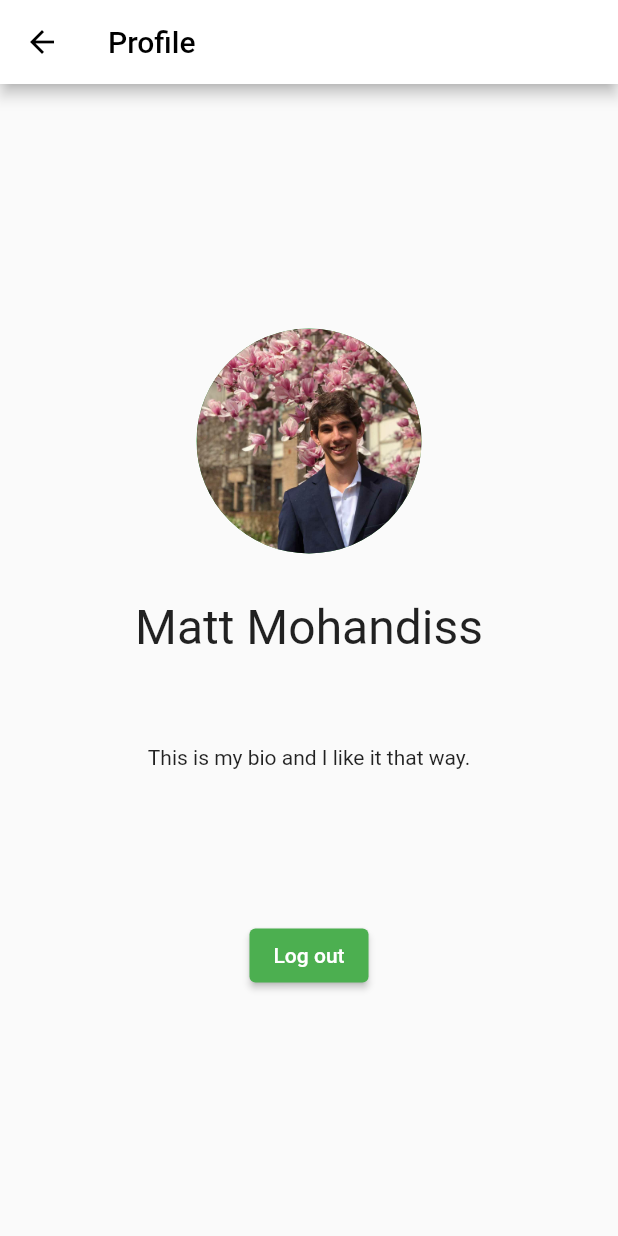
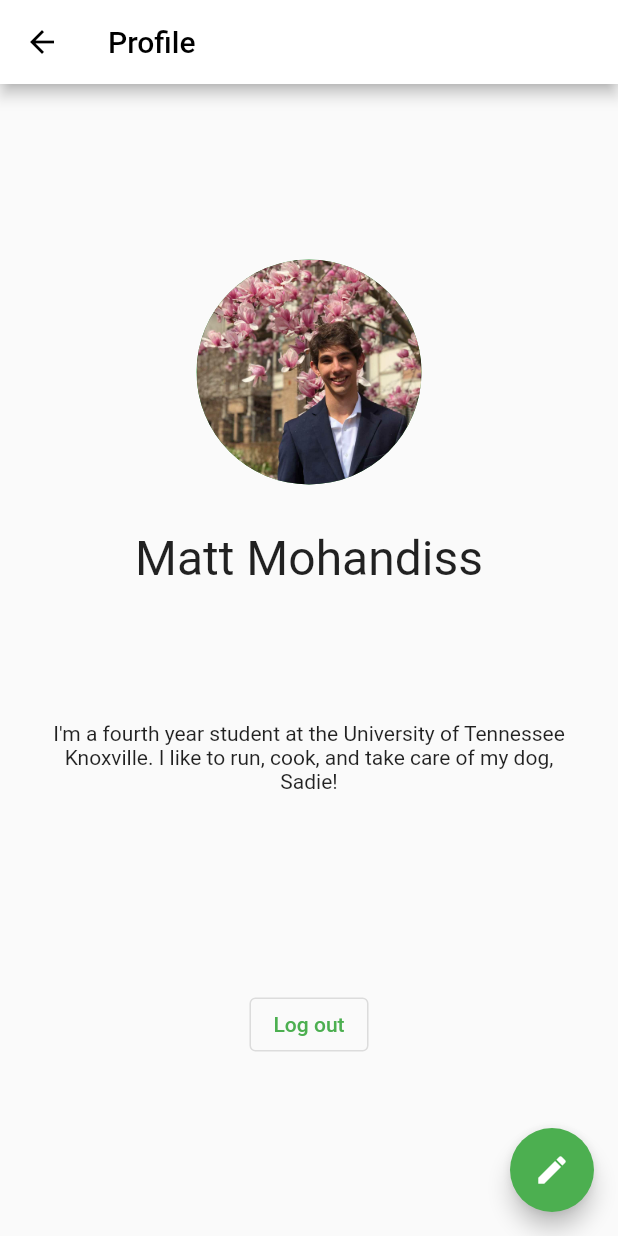
Before and after one commit to mars3725/Rease, a Flutter app: the ProfilePage screen opened by its route, on a phone screen of 412 x 824 dp. Run offline on Flutter 3.47's test engine with Material 2 defaults, Android fonts, the phone set to English and light mode, and no system bars; our stand-ins replace firebase_core, google_sign_in; accounts and stored records are empty.

Commit message:
UI Alpha

```diff
--- a/lib/ProfilePage.dart
+++ b/lib/ProfilePage.dart
@@ -1,3 +1,4 @@
+import 'package:flutter/cupertino.dart';
 import 'package:flutter/material.dart';
 
 import 'LoginPage.dart';
@@ -8,15 +9,14 @@ class ProfilePage extends StatefulWidget {
 }
 
 class ProfilePageState extends State<ProfilePage> {
-
-  @override
-  void initState() {
-    super.initState();
-  }
+  bool _editing = false;
 
   @override
   Widget build(BuildContext context) {
     return Scaffold(
+      floatingActionButton: FloatingActionButton(
+          child: Icon(_editing? Icons.check : Icons.edit),
+          onPressed: ()=> setState(()=> _editing = !_editing)),
       appBar: AppBar(
         title: Text('Profile', style: TextStyle(color: Colors.black)),
         iconTheme: IconThemeData(color: Colors.black),
@@ -29,12 +29,15 @@ class ProfilePageState extends State<ProfilePage> {
             Padding(padding: EdgeInsets.all(15)),
             Text('Matt Mohandiss', style: TextStyle(fontSize: 32)),
             Padding(padding: EdgeInsets.all(30)),
-            Text('This is my bio and I like it that way.'),
+            Padding(padding: EdgeInsets.all(30),
+              child: Text("I'm a fourth year student at the University of Tennessee Knoxville. I like to run, cook, and take care of my dog, Sadie!", textAlign: TextAlign.center)),
             Padding(padding: EdgeInsets.all(50)),
-            ElevatedButton(
+            OutlinedButton(
                 onPressed: ()=> googleSignIn.signOut().then(
-                    (_) => Navigator.popUntil(context, ModalRoute.withName('/'))).then((value) => Navigator.of(context).pushNamed('/login')),
-                child: Text('Log out')),
+                        (_) => Navigator.popUntil(context,
+                            ModalRoute.withName('/'))).then(
+                        (value) => Navigator.of(context).pushNamed('/login')),
+                child: Text('Log out'))
           ],
         )));
   }
--- a/pubspec.yaml
+++ b/pubspec.yaml
@@ -23,6 +23,7 @@ environment:
 dependencies:
   firebase_core: ^1.0.2
   google_sign_in: ^5.0.1
+  cloud_firestore: ^1.0.4
   flutter:
     sdk: flutter
 
```
Also changed, not shown: lib/Data.dart (added, +15 -0 lines), lib/FeedView.dart (+31 -6 lines), lib/ListingsView.dart (+35 -6 lines), assets/Heights at Knoxville.jpg (added), assets/Quarry Trail.jpg (added), assets/The Commons.jpg (added), pubspec.lock.
